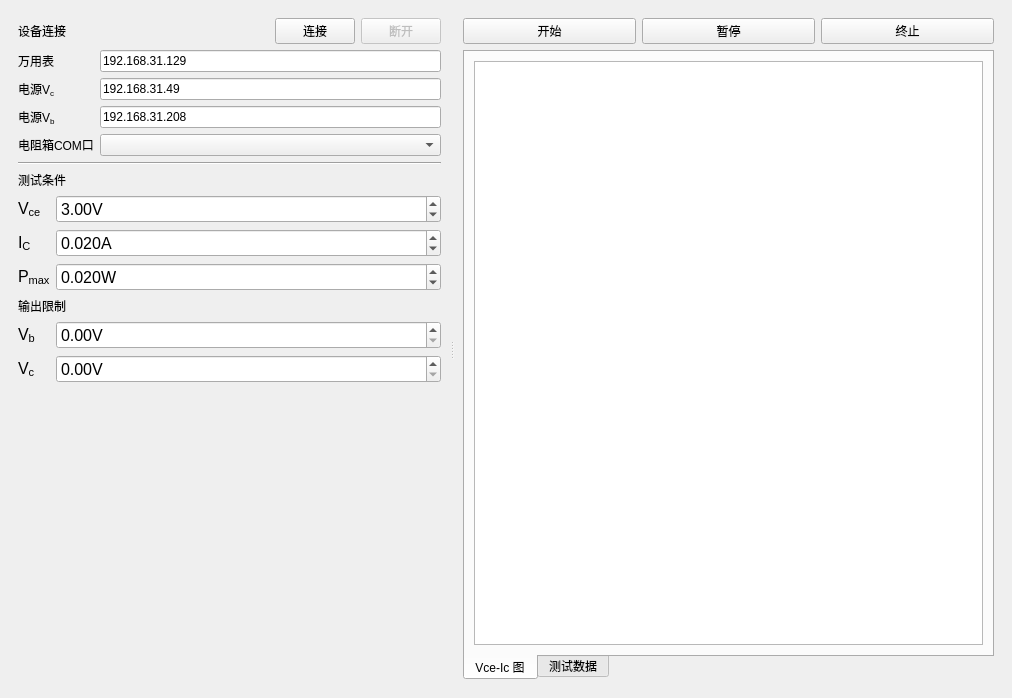
The window that src/main.ui (Joker2387089590/MIL-STD-750) describes before a commit, drawn with Qt 5.
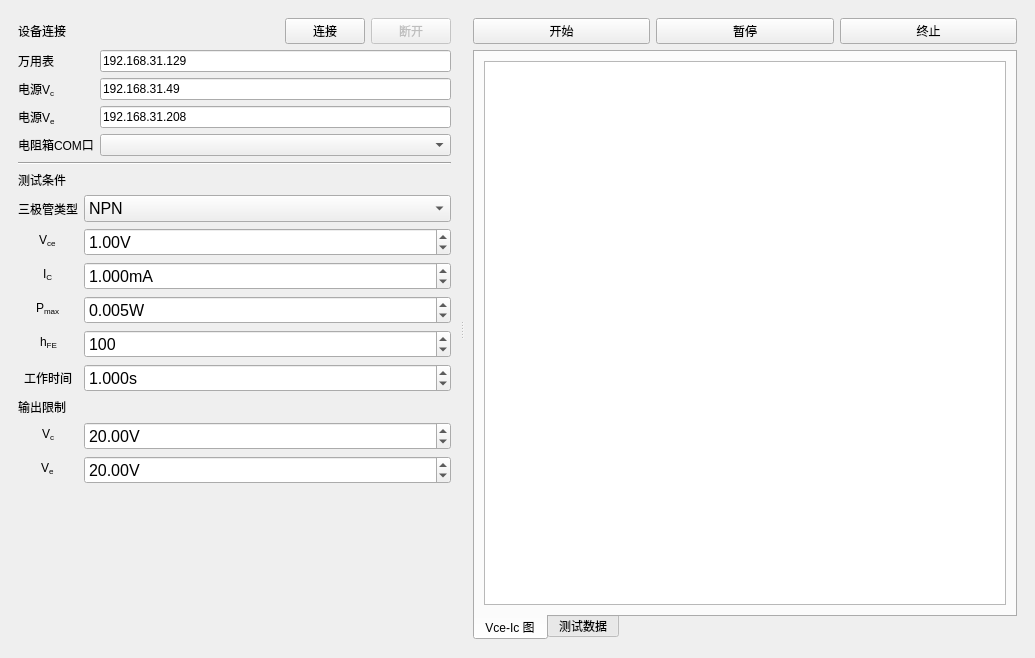
The same window after the commit. Custom widgets are drawn as their Qt base class.

```diff
--- a/src/main.ui
+++ b/src/main.ui
@@ -6,8 +6,8 @@
    <rect>
     <x>0</x>
     <y>0</y>
-    <width>1012</width>
-    <height>698</height>
+    <width>1035</width>
+    <height>658</height>
    </rect>
   </property>
   <property name="windowTitle">
@@ -113,7 +113,7 @@
           <item row="3" column="0">
            <widget class="QLabel" name="label_12">
             <property name="text">
-             <string>电源V&lt;sub&gt;b&lt;/sub&gt;</string>
+             <string>电源V&lt;sub&gt;e&lt;/sub&gt;</string>
             </property>
            </widget>
           </item>
@@ -135,6 +135,12 @@
         </item>
         <item>
          <layout class="QFormLayout" name="formLayout">
+          <property name="labelAlignment">
+           <set>Qt::AlignCenter</set>
+          </property>
+          <property name="formAlignment">
+           <set>Qt::AlignLeading|Qt::AlignLeft|Qt::AlignVCenter</set>
+          </property>
           <item row="0" column="0" colspan="2">
            <widget class="QLabel" name="h1_1">
             <property name="text">
@@ -142,19 +148,14 @@
             </property>
            </widget>
           </item>
-          <item row="1" column="0">
+          <item row="2" column="0">
            <widget class="QLabel" name="h2_2">
-            <property name="font">
-             <font>
-              <pointsize>12</pointsize>
-             </font>
-            </property>
             <property name="text">
              <string>V&lt;sub&gt;ce&lt;/sub&gt;</string>
             </property>
            </widget>
           </item>
-          <item row="1" column="1">
+          <item row="2" column="1">
            <widget class="QDoubleSpinBox" name="Vce">
             <property name="font">
              <font>
@@ -171,23 +172,18 @@
              <double>10000000.000000000000000</double>
             </property>
             <property name="value">
-             <double>3.000000000000000</double>
+             <double>1.000000000000000</double>
             </property>
            </widget>
           </item>
-          <item row="2" column="0">
+          <item row="3" column="0">
            <widget class="QLabel" name="h2_4">
-            <property name="font">
-             <font>
-              <pointsize>12</pointsize>
-             </font>
-            </property>
             <property name="text">
              <string>I&lt;sub&gt;C&lt;/sub&gt;</string>
             </property>
            </widget>
           </item>
-          <item row="2" column="1">
+          <item row="3" column="1">
            <widget class="QDoubleSpinBox" name="ic">
             <property name="font">
              <font>
@@ -195,7 +191,7 @@
              </font>
             </property>
             <property name="suffix">
-             <string>A</string>
+             <string>mA</string>
             </property>
             <property name="decimals">
              <number>3</number>
@@ -204,23 +200,18 @@
              <double>10000000.000000000000000</double>
             </property>
             <property name="value">
-             <double>0.020000000000000</double>
+             <double>1.000000000000000</double>
             </property>
            </widget>
           </item>
-          <item row="3" column="0">
+          <item row="4" column="0">
            <widget class="QLabel" name="h2_1">
-            <property name="font">
-             <font>
-              <pointsize>12</pointsize>
-             </font>
-            </property>
             <property name="text">
              <string>P&lt;sub&gt;max&lt;/sub&gt;</string>
             </property>
            </widget>
           </item>
-          <item row="3" column="1">
+          <item row="4" column="1">
            <widget class="QDoubleSpinBox" name="Pmax">
             <property name="font">
              <font>
@@ -237,31 +228,26 @@
              <double>10000000.000000000000000</double>
             </property>
             <property name="value">
-             <double>0.020000000000000</double>
+             <double>0.005000000000000</double>
             </property>
            </widget>
           </item>
-          <item row="4" column="0" colspan="2">
+          <item row="7" column="0" colspan="2">
            <widget class="QLabel" name="h1_2">
             <property name="text">
              <string>输出限制</string>
             </property>
            </widget>
           </item>
-          <item row="5" column="0">
+          <item row="9" column="0">
            <widget class="QLabel" name="h2_5">
-            <property name="font">
-             <font>
-              <pointsize>12</pointsize>
-             </font>
-            </property>
             <property name="text">
-             <string>V&lt;sub&gt;b&lt;/sub&gt;</string>
+             <string>V&lt;sub&gt;e&lt;/sub&gt;</string>
             </property>
            </widget>
           </item>
-          <item row="5" column="1">
-           <widget class="QDoubleSpinBox" name="maxVb">
+          <item row="9" column="1">
+           <widget class="QDoubleSpinBox" name="maxVe">
             <property name="font">
              <font>
               <pointsize>12</pointsize>
@@ -276,21 +262,19 @@
             <property name="maximum">
              <double>10000000.000000000000000</double>
             </property>
+            <property name="value">
+             <double>20.000000000000000</double>
+            </property>
            </widget>
           </item>
-          <item row="6" column="0">
+          <item row="8" column="0">
            <widget class="QLabel" name="h2_3">
-            <property name="font">
-             <font>
-              <pointsize>12</pointsize>
-             </font>
-            </property>
             <property name="text">
              <string>V&lt;sub&gt;c&lt;/sub&gt;</string>
             </property>
            </widget>
           </item>
-          <item row="6" column="1">
+          <item row="8" column="1">
            <widget class="QDoubleSpinBox" name="maxVc">
             <property name="font">
              <font>
@@ -305,6 +289,101 @@
             </property>
             <property name="maximum">
              <double>10000000.000000000000000</double>
+            </property>
+            <property name="value">
+             <double>20.000000000000000</double>
+            </property>
+           </widget>
+          </item>
+          <item row="1" column="0">
+           <widget class="QLabel" name="h2_6">
+            <property name="text">
+             <string>三极管类型</string>
+            </property>
+           </widget>
+          </item>
+          <item row="1" column="1">
+           <widget class="QComboBox" name="transistorType">
+            <property name="font">
+             <font>
+              <pointsize>12</pointsize>
+             </font>
+            </property>
+            <item>
+             <property name="text">
+              <string>NPN</string>
+             </property>
+            </item>
+            <item>
+             <property name="text">
+              <string>PNP</string>
+             </property>
+            </item>
+           </widget>
+          </item>
+          <item row="10" column="0" colspan="2">
+           <spacer name="verticalSpacer">
+            <property name="orientation">
+             <enum>Qt::Vertical</enum>
+            </property>
+            <property name="sizeHint" stdset="0">
+             <size>
+              <width>20</width>
+              <height>40</height>
+             </size>
+            </property>
+           </spacer>
+          </item>
+          <item row="6" column="0">
+           <widget class="QLabel" name="h2_7">
+            <property name="text">
+             <string>工作时间</string>
+            </property>
+           </widget>
+          </item>
+          <item row="6" column="1">
+           <widget class="QDoubleSpinBox" name="operateTime">
+            <property name="font">
+             <font>
+              <pointsize>12</pointsize>
+             </font>
+            </property>
+            <property name="suffix">
+             <string>s</string>
+            </property>
+            <property name="decimals">
+             <number>3</number>
+            </property>
+            <property name="maximum">
+             <double>10000000000000000000.000000000000000</double>
+            </property>
+            <property name="singleStep">
+             <double>0.010000000000000</double>
+            </property>
+            <property name="value">
+             <double>1.000000000000000</double>
+            </property>
+           </widget>
+          </item>
+          <item row="5" column="0">
+           <widget class="QLabel" name="h2_8">
+            <property name="text">
+             <string>h&lt;sub&gt;FE&lt;/sub&gt;</string>
+            </property>
+           </widget>
+          </item>
+          <item row="5" column="1">
+           <widget class="QSpinBox" name="Pmax_2">
+            <property name="font">
+             <font>
+              <pointsize>12</pointsize>
+             </font>
+            </property>
+            <property name="maximum">
+             <number>100000</number>
+            </property>
+            <property name="value">
+             <number>100</number>
             </property>
            </widget>
           </item>
```
Left out of the diff: 6 changed lines with no effect on the pictures.
